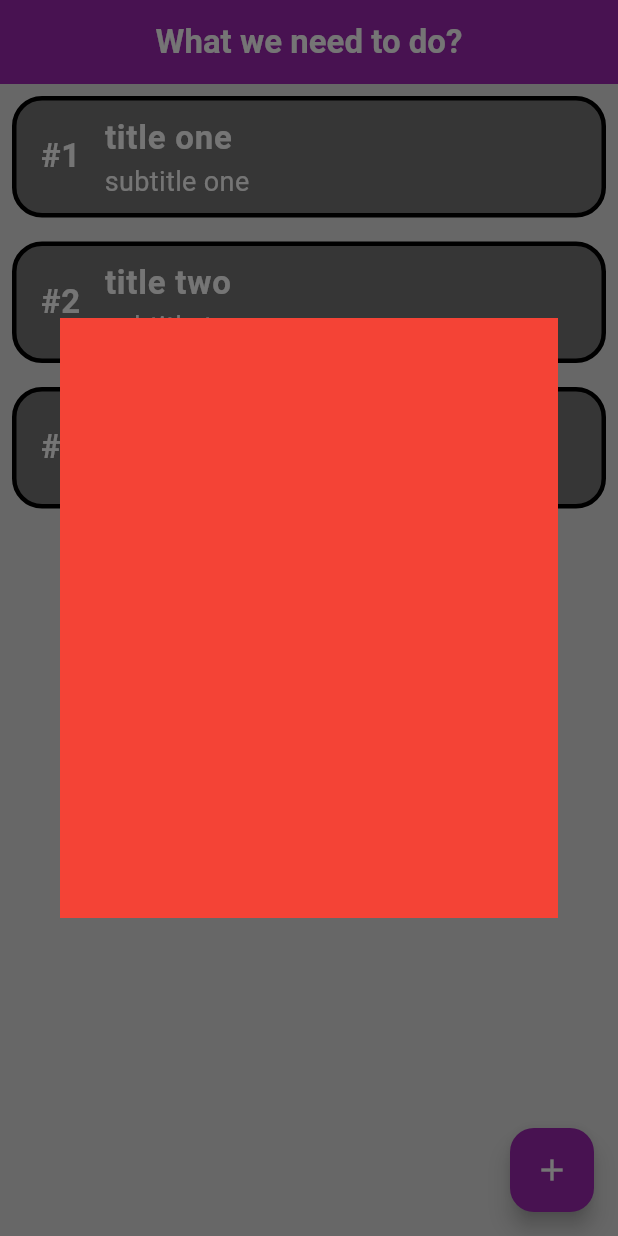
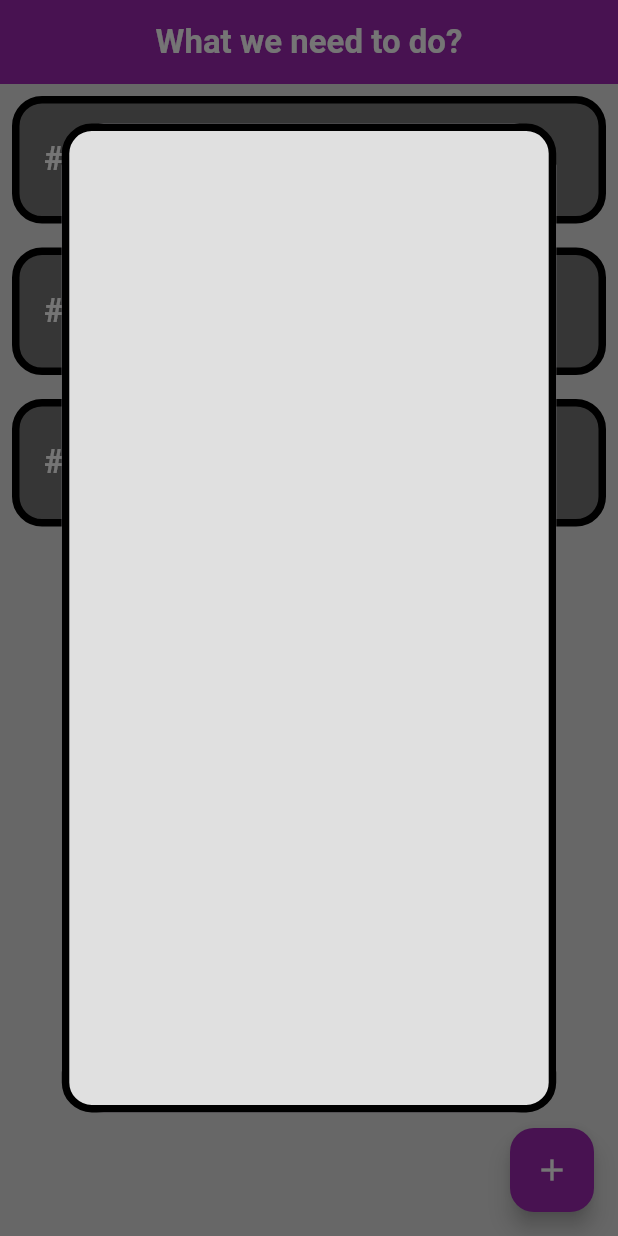
Before and after one commit to LukaszWalencik/simple_todo_app, a Flutter app: the screen it shows after launch, after a tap on the "add" icon, on a phone screen of 412 x 824 dp. Run offline on Flutter 3.47's test engine with Material 3 defaults, Android fonts, the phone set to English and light mode, and no system bars.

Commit message:
Add decoration to dialog

```diff
--- a/lib/main.dart
+++ b/lib/main.dart
@@ -1,5 +1,4 @@
 import 'package:flutter/material.dart';
-import 'package:simple_todo_app/reusable/list_tile.dart';
 import 'package:simple_todo_app/screens/home_screen.dart';
 
 void main() {
--- a/lib/reusable/list_tile.dart
+++ b/lib/reusable/list_tile.dart
@@ -19,7 +19,7 @@ class ReusableListTile extends StatelessWidget {
           borderRadius: const BorderRadius.all(Radius.circular(20)),
           border: Border.all(
             color: Colors.black,
-            width: 3,
+            width: 5,
           ),
           color: Colors.grey[600]),
       margin: const EdgeInsets.all(8),
--- a/lib/screens/home_screen.dart
+++ b/lib/screens/home_screen.dart
@@ -47,14 +47,21 @@ class HomeScreen extends StatelessWidget {
         backgroundColor: Colors.purple,
         onPressed: () {
           showDialog(
-              context: context,
-              builder: (context) => Dialog(
-                    child: Container(
-                      width: 400,
-                      height: 400,
-                      color: Colors.red,
-                    ),
-                  ));
+            context: context,
+            builder: (context) => Dialog(
+              child: Container(
+                decoration: BoxDecoration(
+                  color: Colors.grey[300],
+                  border: Border.all(color: Colors.black, width: 5),
+                  borderRadius: const BorderRadius.all(
+                    Radius.circular(20),
+                  ),
+                ),
+                width: MediaQuery.of(context).size.width * 0.8,
+                height: MediaQuery.of(context).size.height * 0.8,
+              ),
+            ),
+          );
         },
         child: const Icon(
           Icons.add,
```
